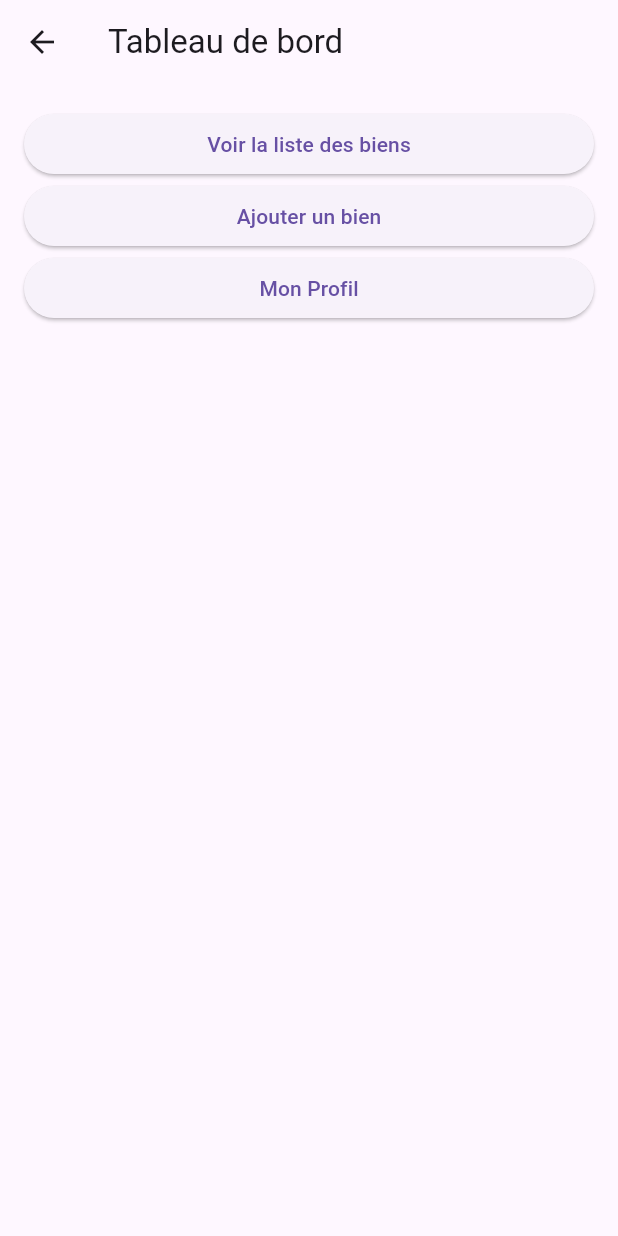
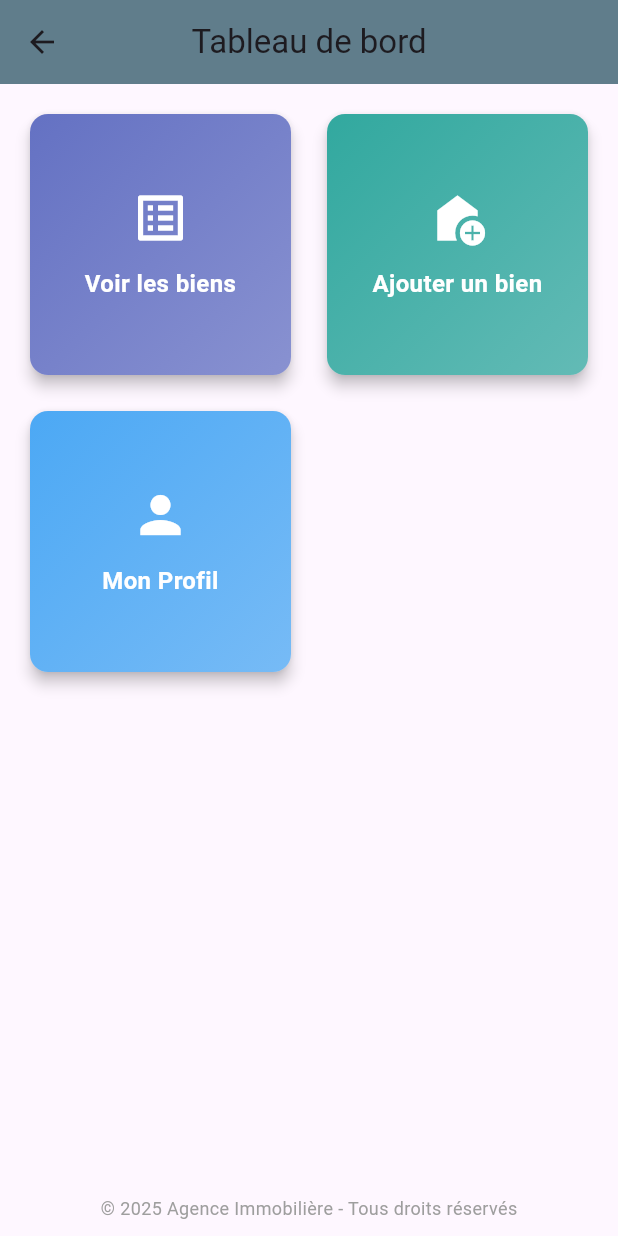
Before and after one commit to Mohamed-developpeur-web/agence_immobiliere, a Flutter app: the DashboardPage screen opened by its route, on a phone screen of 412 x 824 dp. Run offline on Flutter 3.47's test engine with Material 3 defaults, Android fonts, the light colour scheme and no system bars; our stand-ins replace cloud_firestore, firebase_auth, firebase_core, firebase_storage, flutter_image_compress, image_picker and 1 more; accounts and stored records are empty.

Commit message:
Améliore le design de la page profil + pied de page unifié

```diff
--- a/lib/pages/dashboard_page.dart
+++ b/lib/pages/dashboard_page.dart
@@ -1,4 +1,5 @@
 import 'package:flutter/material.dart';
+import '../widgets/app_footer.dart'; // ✅ Assure-toi que ce fichier existe
 
 class DashboardPage extends StatelessWidget {
   const DashboardPage({super.key});
@@ -6,30 +7,100 @@ class DashboardPage extends StatelessWidget {
   @override
   Widget build(BuildContext context) {
     return Scaffold(
-      appBar: AppBar(title: const Text('Tableau de bord')),
-      body: ListView(
-        padding: const EdgeInsets.all(16.0),
+      // 🧭 Entête de la page
+      appBar: AppBar(
+        title: const Text('Tableau de bord'),
+        centerTitle: true,
+        backgroundColor: Colors.blueGrey,
+      ),
+
+      // 📦 Corps structuré en colonne avec contenu et pied de page
+      body: Column(
+        mainAxisAlignment: MainAxisAlignment.spaceBetween,
         children: [
-          ElevatedButton(
-            onPressed: () {
-              Navigator.pushNamed(context, '/biens');
-            },
-            child: const Text('Voir la liste des biens'),
+          // 📱 Contenu principal avec grille de cartes
+          Expanded(
+            child: Padding(
+              padding: const EdgeInsets.all(16),
+              child: GridView.count(
+                crossAxisCount: MediaQuery.of(context).size.width > 600 ? 3 : 2,
+                mainAxisSpacing: 16,
+                crossAxisSpacing: 16,
+                children: [
+                  _dashboardCard(
+                    icon: Icons.list_alt,
+                    label: 'Voir les biens',
+                    color: Colors.indigo,
+                    onTap: () => Navigator.pushNamed(context, '/biens'),
+                  ),
+                  _dashboardCard(
+                    icon: Icons.add_home,
+                    label: 'Ajouter un bien',
+                    color: Colors.teal,
+                    onTap: () => Navigator.pushNamed(context, '/addBien'),
+                  ),
+                  _dashboardCard(
+                    icon: Icons.person,
+                    label: 'Mon Profil',
+                    color: Colors.blue,
+                    onTap: () => Navigator.pushNamed(context, '/profile'),
+                  ),
+                ],
+              ),
+            ),
           ),
-          ElevatedButton(
-            onPressed: () {
-              Navigator.pushNamed(context, '/addBien');
-            },
-            child: const Text('Ajouter un bien'),
-          ),
-          ElevatedButton(
-            onPressed: () {
-              Navigator.pushNamed(context, '/profile');
-            },
-            child: const Text('Mon Profil'),
-          ),
+
+          // 🦶 Pied de page commun à toute l’app
+          const AppFooter(),
         ],
       ),
     );
   }
+
+  /// 🔹 Widget réutilisable pour les blocs du tableau de bord
+  Widget _dashboardCard({
+    required IconData icon,
+    required String label,
+    required Color color,
+    required VoidCallback onTap,
+  }) {
+    return InkWell(
+      onTap: onTap,
+      borderRadius: BorderRadius.circular(12),
+      child: Card(
+        shape: RoundedRectangleBorder(borderRadius: BorderRadius.circular(12)),
+        elevation: 4,
+        child: Container(
+          decoration: BoxDecoration(
+            borderRadius: BorderRadius.circular(12),
+            gradient: LinearGradient(
+              colors: [
+                color.withOpacity(0.8),
+                color.withOpacity(0.6),
+              ],
+              begin: Alignment.topLeft,
+              end: Alignment.bottomRight,
+            ),
+          ),
+          padding: const EdgeInsets.symmetric(vertical: 24, horizontal: 12),
+          child: Column(
+            mainAxisAlignment: MainAxisAlignment.center,
+            children: [
+              Icon(icon, size: 40, color: Colors.white),
+              const SizedBox(height: 12),
+              Text(
+                label,
+                textAlign: TextAlign.center,
+                style: const TextStyle(
+                  fontSize: 16,
+                  fontWeight: FontWeight.w600,
+                  color: Colors.white,
+                ),
+              ),
+            ],
+          ),
+        ),
+      ),
+    );
+  }
 }
```
Also changed, not shown: lib/pages/profile_page.dart (+109 -91 lines).
